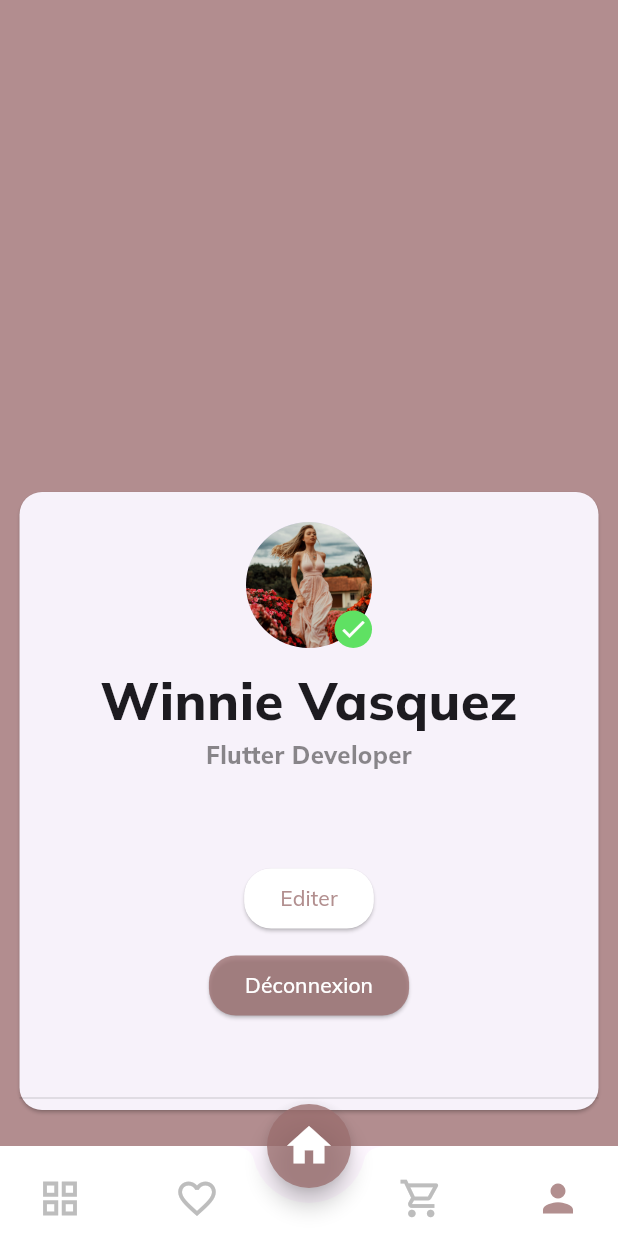
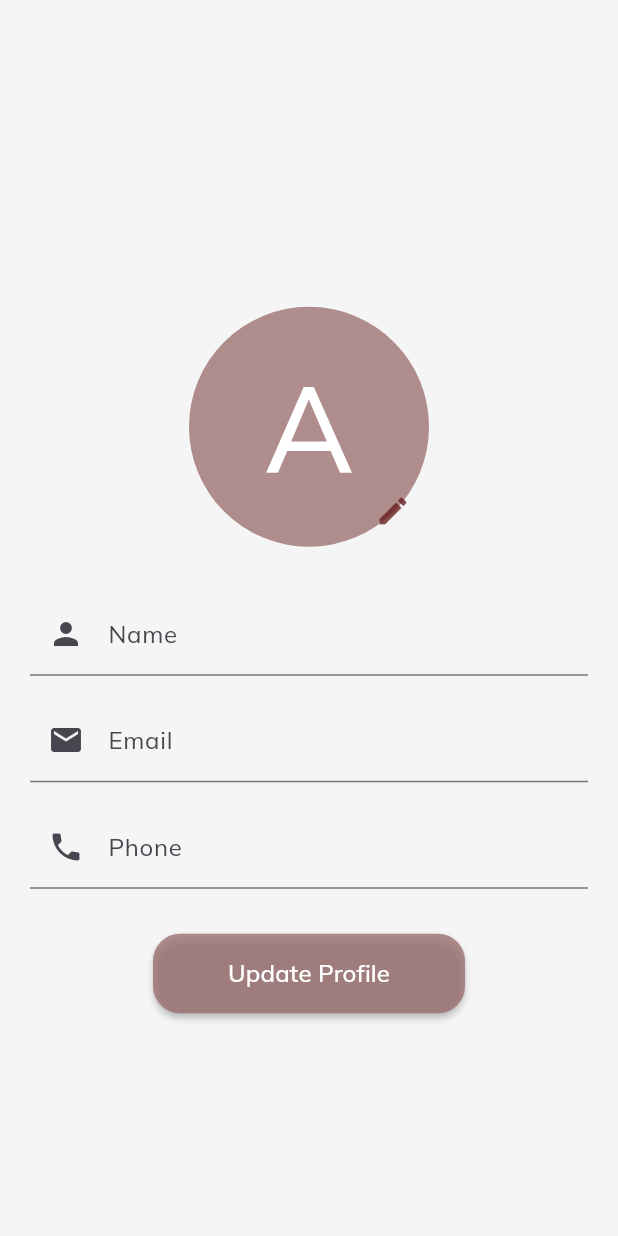
Before and after one commit to iir-projets/FlutterEcommerce, a Flutter app: the screen it shows after launch, item 4 of the bottom bar chosen, after a tap on "Editer", on a phone screen of 412 x 824 dp. Run offline on Flutter 3.47's test engine with Material 3 defaults, Android fonts, the phone set to English and light mode, and no system bars; our stand-ins replace google_fonts.

Commit message:
changeS5

```diff
--- a/Frontend/user/appUser/lib/main.dart
+++ b/Frontend/user/appUser/lib/main.dart
@@ -16,7 +16,7 @@ class MyApp extends StatelessWidget {
   Widget build(BuildContext context) => MultiProvider(
         providers: [
           ChangeNotifierProvider(create: (_) => CartProvider()),
-            ChangeNotifierProvider(create: (_) => FavoriteProvider()),
+          ChangeNotifierProvider(create: (_) => FavoriteProvider()),
         ],
         child: MaterialApp(
           debugShowCheckedModeBanner: false,
--- a/Frontend/user/appUser/lib/screens/Profile/editProfile.dart
+++ b/Frontend/user/appUser/lib/screens/Profile/editProfile.dart
@@ -0,0 +1,102 @@
+import 'package:flutter/material.dart';
+import 'package:flutter/services.dart';
+import 'package:ecommerce_mobile_app/constants.dart';
+
+void main() => runApp(MyApp());
+
+class MyApp extends StatelessWidget {
+  @override
+  Widget build(BuildContext context) {
+    return MaterialApp(
+      home: ModifyProfileScreen(),
+      theme: ThemeData(
+        inputDecorationTheme: InputDecorationTheme(
+          border: OutlineInputBorder(
+            borderRadius: BorderRadius.circular(15.0),
+          ),
+        ),
+      ),
+    );
+  }
+}
+
+class ModifyProfileScreen extends StatelessWidget {
+  @override
+  Widget build(BuildContext context) {
+    return Scaffold(
+      backgroundColor: kcontentColor,
+      appBar: AppBar(
+        backgroundColor: Colors.transparent,
+        elevation: 0,
+        systemOverlayStyle:
+            SystemUiOverlayStyle.dark, // For light status bar icons
+      ),
+      body: SafeArea(
+        child: Center(
+          child: SingleChildScrollView(
+            padding: const EdgeInsets.all(20.0),
+            child: Column(
+              mainAxisAlignment: MainAxisAlignment.center,
+              children: <Widget>[
+                Stack(
+                  alignment: Alignment.center,
+                  children: [
+                    CircleAvatar(
+                      radius: 80,
+                      backgroundColor: kprimaryColor,
+                      child: Text('A',
+                          style: TextStyle(
+                              fontSize: 80,
+                              color: Colors
+                                  .white)), // Placeholder for profile image
+                    ),
+                    Positioned(
+                      right: 0,
+                      bottom: 0,
+                      child: IconButton(
+                        icon: Icon(Icons.edit, color: priceColor),
+                        onPressed: () {},
+                      ),
+                    ),
+                  ],
+                ),
+                SizedBox(height: 30),
+                TextField(
+                  decoration: InputDecoration(
+                    labelText: 'Name',
+                    prefixIcon: Icon(Icons.person),
+                  ),
+                ),
+                SizedBox(height: 15),
+                TextField(
+                  decoration: InputDecoration(
+                    labelText: 'Email',
+                    prefixIcon: Icon(Icons.email),
+                  ),
+                ),
+                SizedBox(height: 15),
+                TextField(
+                  decoration: InputDecoration(
+                    labelText: 'Phone',
+                    prefixIcon: Icon(Icons.phone),
+                  ),
+                ),
+                SizedBox(height: 30),
+                MaterialButton(
+                  shape: RoundedRectangleBorder(
+                    borderRadius: BorderRadius.circular(18.0),
+                  ),
+                  color: kprimaryColor,
+                  padding: EdgeInsets.symmetric(vertical: 15, horizontal: 50),
+                  child: Text('Update Profile',
+                      style: TextStyle(color: Colors.white, fontSize: 16)),
+                  onPressed: () {},
+                ),
+              ],
+            ),
+          ),
+        ),
+      ),
+    );
+  }
+}
--- a/Frontend/user/appUser/lib/screens/Profile/profile.dart
+++ b/Frontend/user/appUser/lib/screens/Profile/profile.dart
@@ -2,6 +2,7 @@ import 'package:flutter/material.dart';
 import 'package:ecommerce_mobile_app/constants.dart';
 import 'editProfile.dart'; // Importez la page PageEditProfil.dart
 import '../Login/signIn.dart'; // Importez la page PageLogin.dart
+import './editProfile.dart';
 
 class Profile extends StatelessWidget {
   const Profile({Key? key}) : super(key: key);
@@ -96,12 +97,13 @@ class Profile extends StatelessWidget {
                             children: [
                               ElevatedButton(
                                 onPressed: () {
-                                  // Redirection vers la page d'édition de profil
-                                  // Navigator.push(
-                                  //   context
-                                  //   // MaterialPageRoute(
-                                  //   //     builder: (context) => PageEditProfil()),
-                                  // );
+                                  // Redirection vers la page de connexion
+                                  Navigator.pushReplacement(
+                                    context,
+                                    MaterialPageRoute(
+                                        builder: (context) =>
+                                            ModifyProfileScreen()),
+                                  );
                                 },
                                 style: ButtonStyle(
                                   backgroundColor:
```
